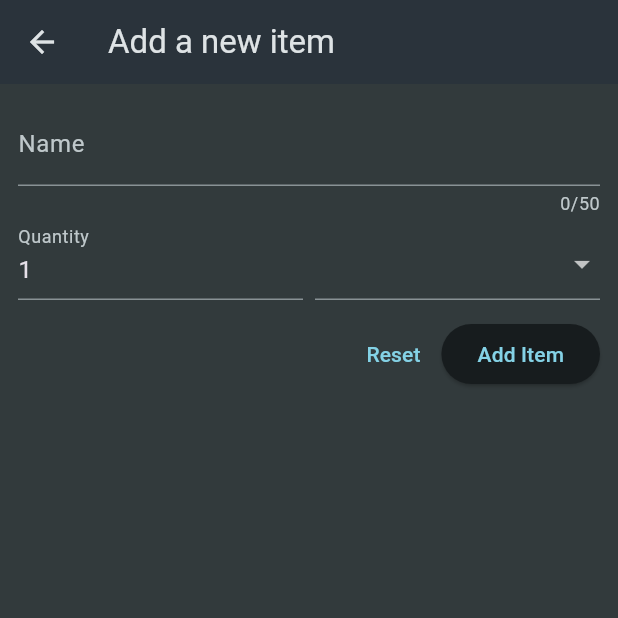
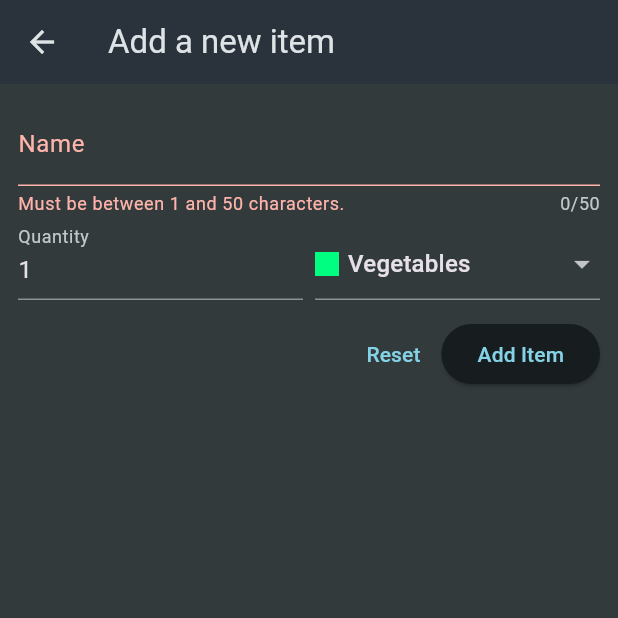
Before and after one commit to Leningram/flutter_groceries, a Flutter app: the NewItem screen opened directly, after a tap on "Add Item", on a phone screen of 412 x 824 dp, the top half of it. Run offline on Flutter 3.47's test engine with Material 3 defaults, Android fonts, the phone set to English and light mode, and no system bars.

Commit message:
add item logic

```diff
--- a/lib/presentation/widgets/new_item.dart
+++ b/lib/presentation/widgets/new_item.dart
@@ -1,5 +1,7 @@
 import 'package:flutter/material.dart';
 import 'package:shopping_list/data/categories.dart';
+import 'package:shopping_list/models/category.dart';
+import 'package:shopping_list/models/grocery_item.dart';
 
 class NewItem extends StatefulWidget {
   const NewItem({super.key});
@@ -9,6 +11,23 @@ class NewItem extends StatefulWidget {
 }
 
 class _NewItemState extends State<NewItem> {
+  final _formKey = GlobalKey<FormState>();
+  var _enteredName = '';
+  var _enteredQuantity = 1;
+  var _selectedCategory = categories[Categories.vegetables]!;
+
+  void _saveItem() {
+    if (_formKey.currentState!.validate()) {
+      _formKey.currentState!.save();
+      Navigator.of(context).pop(GroceryItem(
+        id: DateTime.now().toString(),
+        category: _selectedCategory,
+        name: _enteredName,
+        quantity: _enteredQuantity,
+      ));
+    }
+  }
+
   @override
   Widget build(BuildContext context) {
     return Scaffold(
@@ -18,6 +37,7 @@ class _NewItemState extends State<NewItem> {
         body: Padding(
           padding: const EdgeInsets.all(12),
           child: Form(
+              key: _formKey,
               child: Column(
                 children: [
                   TextFormField(
@@ -26,7 +46,16 @@ class _NewItemState extends State<NewItem> {
                       label: Text('Name'),
                     ),
                     validator: (value) {
-                  return 'Demp...';
+                      if (value == null ||
+                          value.isEmpty ||
+                          value.trim().length == 1 ||
+                          value.trim().length > 50) {
+                        return 'Must be between 1 and 50 characters.';
+                      }
+                      return null;
+                    },
+                    onSaved: (value) {
+                      _enteredName = value!;
                     },
                   ),
                   Row(
@@ -34,15 +63,31 @@ class _NewItemState extends State<NewItem> {
                     children: [
                       Expanded(
                         child: TextFormField(
-                      decoration: const InputDecoration(label: Text('Quantity')),
-                      initialValue: '1',
+                          decoration:
+                              const InputDecoration(label: Text('Quantity')),
+                          initialValue: _enteredQuantity.toString(),
+                          keyboardType: TextInputType.number,
+                          validator: (value) {
+                            if (value == null ||
+                                value.isEmpty ||
+                                int.tryParse(value) == null ||
+                                int.tryParse(value)! <= 0) {
+                              return 'Must be a positive number';
+                            }
+                            return null;
+                          },
+                          onSaved: (value) {
+                            _enteredQuantity = int.parse(value!);
+                          },
                         ),
                       ),
                       const SizedBox(
                         width: 8,
                       ),
                       Expanded(
-                    child: DropdownButtonFormField(items: [
+                        child: DropdownButtonFormField(
+                            value: _selectedCategory,
+                            items: [
                               for (final category in categories.entries)
                                 DropdownMenuItem(
                                     value: category.value,
@@ -59,7 +104,12 @@ class _NewItemState extends State<NewItem> {
                                         Text(category.value.title)
                                       ],
                                     ))
-                    ], onChanged: (value) {}),
+                            ],
+                            onChanged: (value) {
+                              setState(() {
+                                _selectedCategory = value!;
+                              });
+                            }),
                       )
                     ],
                   ),
@@ -67,9 +117,15 @@ class _NewItemState extends State<NewItem> {
                   Row(
                     mainAxisAlignment: MainAxisAlignment.end,
                     children: [
-                TextButton(onPressed: () {}, child: const Text('Reset')),
-                ElevatedButton(onPressed: () {}, child: const Text('Add Item'))
-              ],)
+                      TextButton(
+                          onPressed: () {
+                            _formKey.currentState!.reset();
+                          },
+                          child: const Text('Reset')),
+                      ElevatedButton(
+                          onPressed: _saveItem, child: const Text('Add Item'))
+                    ],
+                  )
                 ],
               )),
         ));
```
Also changed, not shown: lib/presentation/screens/groceries_list.dart (+16 -5 lines). Lines whose indentation alone changed are shown as unchanged.
